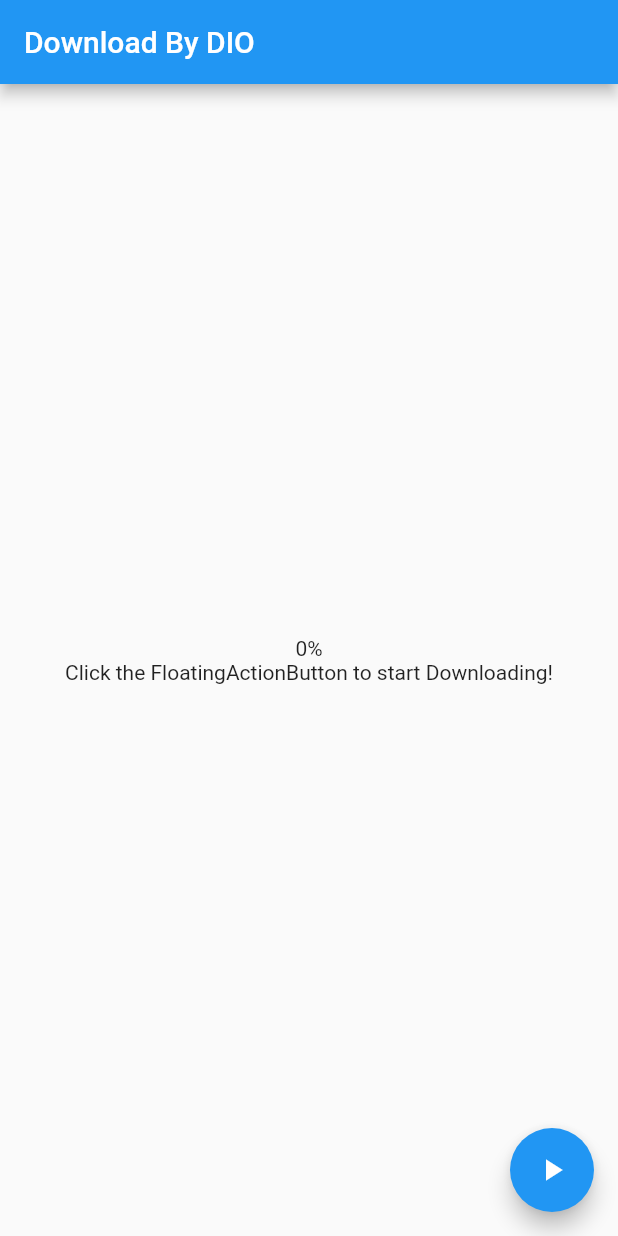
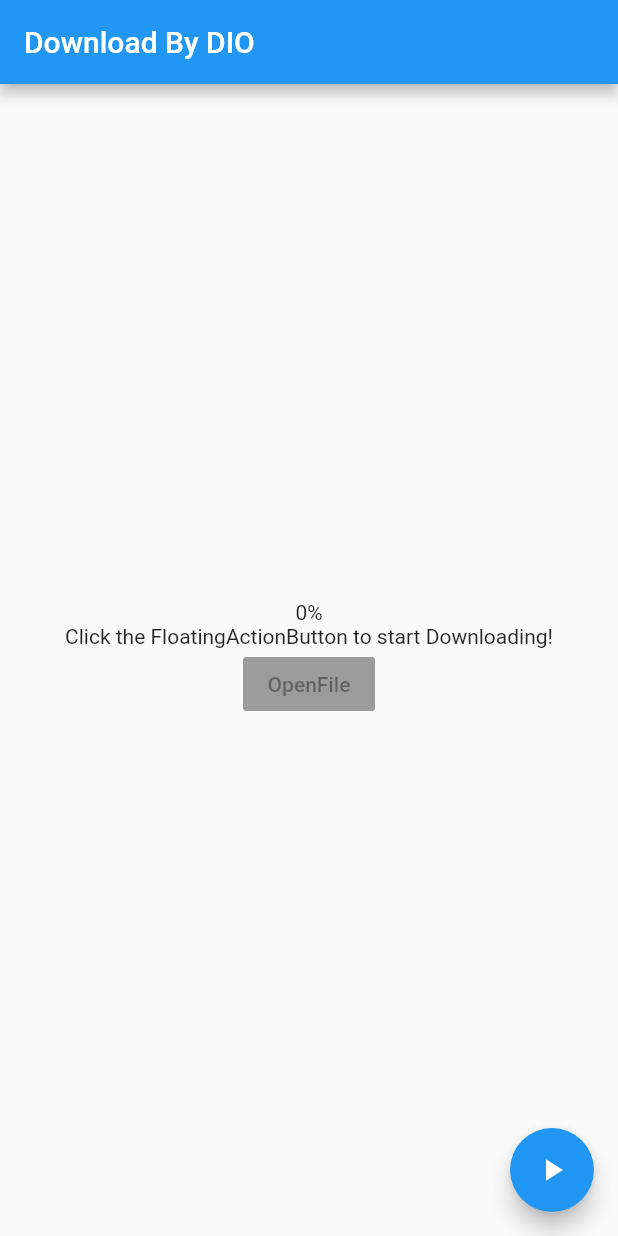
Before and after one commit to esmaeil-ahmadipour/flutter_download_dio, a Flutter app: the screen it shows after launch, on a phone screen of 412 x 824 dp. Run offline on Flutter 3.47's test engine with Material 2 defaults, Android fonts, the phone set to English and light mode, and no system bars; our stand-ins replace dio, open_file.

Commit message:
Add Open-file Method

```diff
--- a/lib/home.dart
+++ b/lib/home.dart
@@ -2,6 +2,7 @@ import 'package:flutter/material.dart';
 import 'dart:io';
 import 'package:dio/dio.dart';
 import 'package:path_provider/path_provider.dart';
+import 'package:open_file/open_file.dart';
 
 class MyHomePage extends StatefulWidget {
   @override
@@ -9,11 +10,15 @@ class MyHomePage extends StatefulWidget {
 }
 
 class _MyHomePageState extends State<MyHomePage> {
+  String _openResult = 'Unknown';
+
   bool downloading = false;
 
   String progress = '0';
 
   bool isDownloaded = false;
+
+  String path = '';
 
   String uri =
       'https://ea2.ir/uploads/a977.png'; // url of the file to be downloaded
@@ -60,12 +65,22 @@ class _MyHomePageState extends State<MyHomePage> {
     });
   }
 
+
+  Future<void> openFile() async {
+
+    final result = await OpenFile.open(path);
+
+    setState(() {
+      _openResult = "type=${result.type}  message=${result.message}";
+    });
+
+  }
+
   //gets the applicationDirectory and path for the to-be downloaded file
 
   // which will be used to save the file to that path in the downloadFile method
 
   Future<String> getFilePath(uniqueFileName) async {
-    String path = '';
 
     Directory dir = await getApplicationDocumentsDirectory();
 
@@ -95,6 +110,7 @@ class _MyHomePageState extends State<MyHomePage> {
               )
                   : Text(
                   'Click the FloatingActionButton to start Downloading!'),
+              RaisedButton(onPressed: isDownloaded?(){openFile();}:null,child: Text('OpenFile'),),
             ],
           ),
         ),
--- a/pubspec.yaml
+++ b/pubspec.yaml
@@ -34,7 +34,7 @@ dev_dependencies:
     sdk: flutter
   dio: any
   path_provider: any
-
+  open_file: ^3.0.1
 # For information on the generic Dart part of this file, see the
 # following page: https://dart.dev/tools/pub/pubspec
 
```
Also changed, not shown: pubspec.lock.
